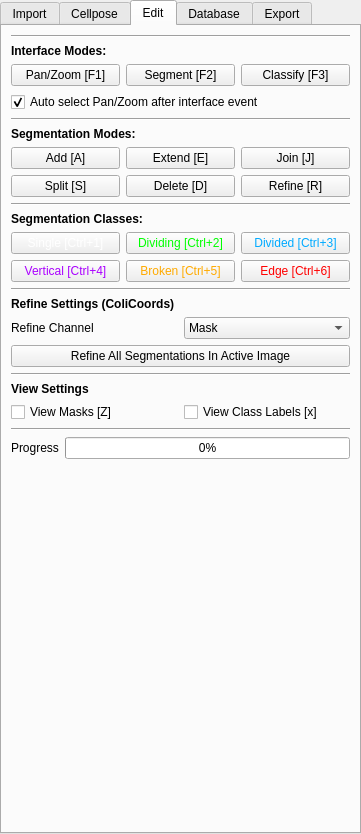
This is src/napari_akseg/akseg_ui.ui in piedrro/napari-akseg as Qt 5 draws it before an edit. The edited form follows.
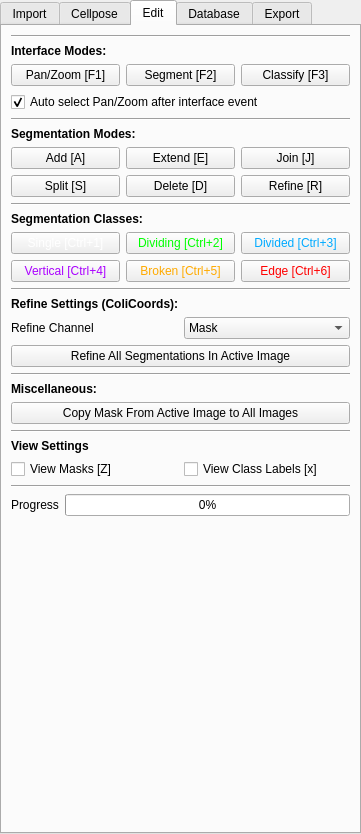
This is the edited form. The open tabs and pages were chosen to show the change.

Commit message: Added copy mask to all images function

The edit to the form file:
```diff
--- a/src/napari_akseg/akseg_ui.ui
+++ b/src/napari_akseg/akseg_ui.ui
@@ -1063,7 +1063,7 @@
        </font>
       </property>
       <property name="text">
-       <string>Refine Settings (ColiCoords)</string>
+       <string>Refine Settings (ColiCoords):</string>
       </property>
      </widget>
     </item>
@@ -1101,6 +1101,33 @@
       </property>
      </widget>
     </item>
+    <item>
+     <widget class="QLabel" name="label_55">
+      <property name="font">
+       <font>
+        <weight>75</weight>
+        <bold>true</bold>
+       </font>
+      </property>
+      <property name="text">
+       <string>Miscellaneous:</string>
+      </property>
+     </widget>
+    </item>
+    <item>
+     <widget class="QPushButton" name="modify_copymasktoall">
+      <property name="text">
+       <string>Copy Mask From Active Image to All Images</string>
+      </property>
+     </widget>
+    </item>
+    <item>
+     <widget class="Line" name="line_17">
+      <property name="orientation">
+       <enum>Qt::Horizontal</enum>
+      </property>
+     </widget>
+    </item>
     <item>
      <widget class="QLabel" name="label_38">
       <property name="font">
```
The commit also changes 4 other files.
